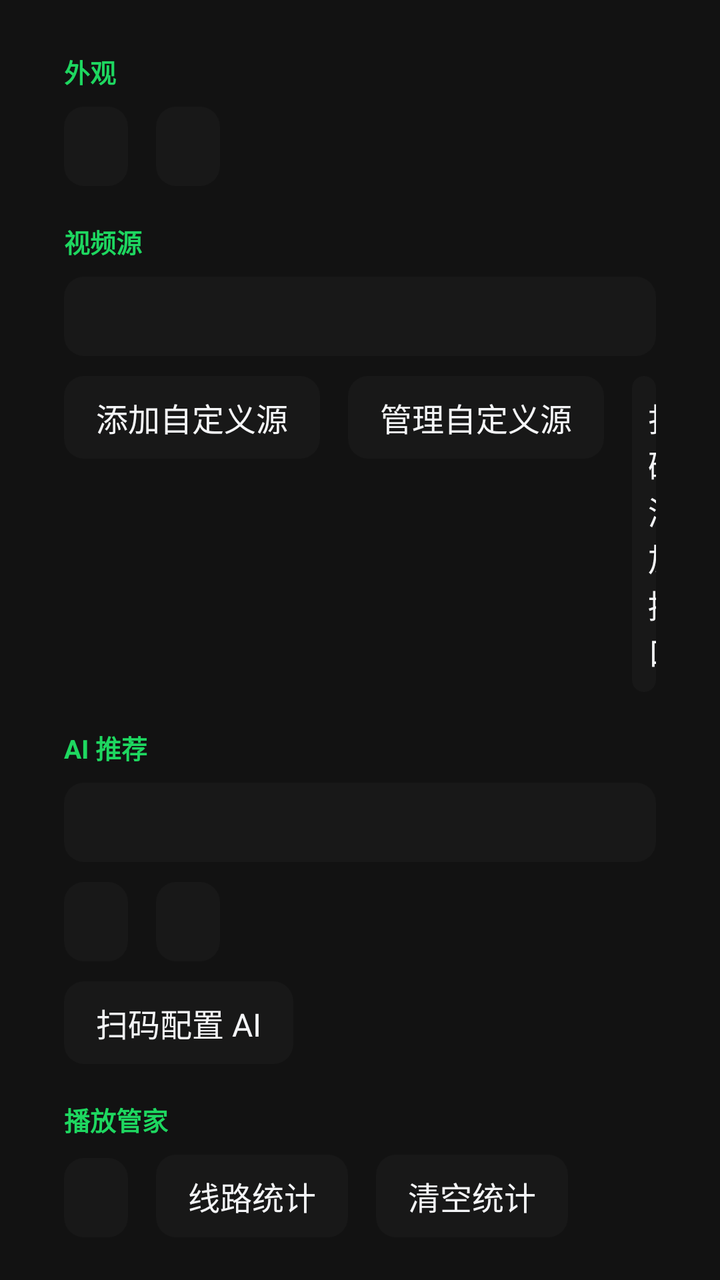
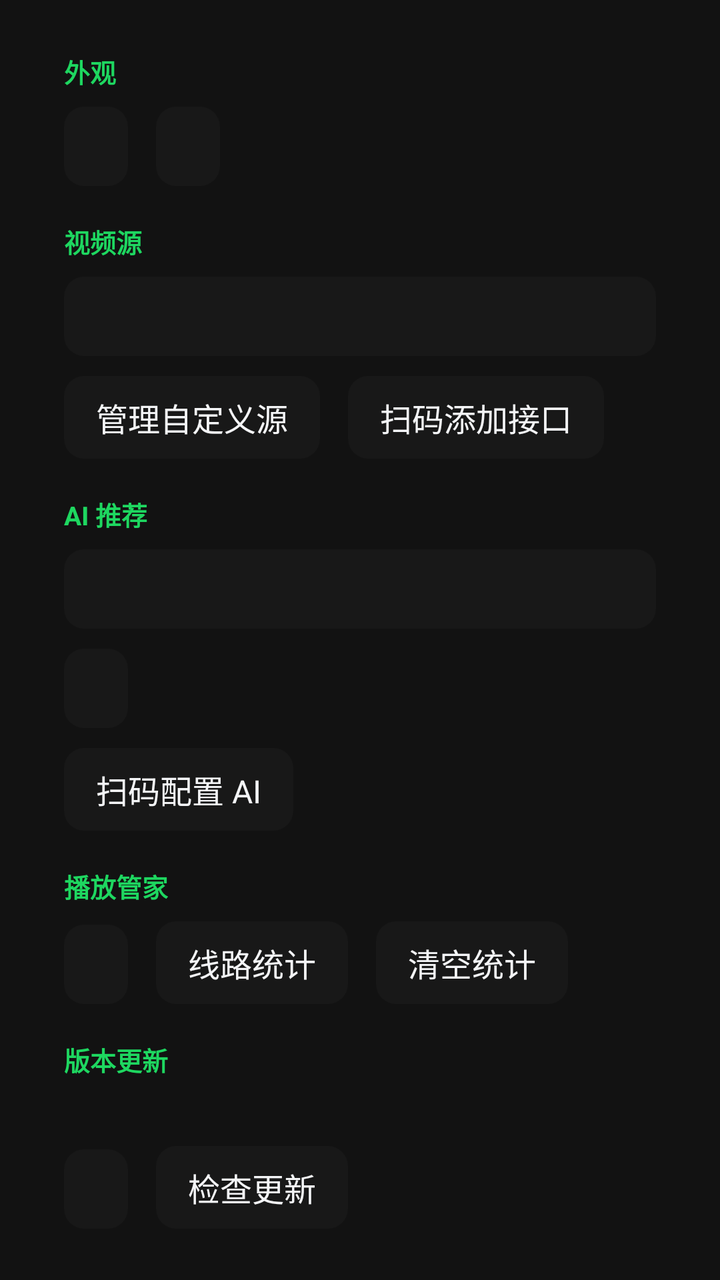

Compare the two renders of this Android layout. The source of the first and the diff that turns it into the second are given below.
<!-- AndroidManifest.xml: application theme Theme.TvBox -->
<!-- res/layout/fragment_settings.xml -->
<?xml version="1.0" encoding="utf-8"?>
<ScrollView xmlns:android="http://schemas.android.com/apk/res/android"
    android:id="@+id/settings_scroll"
    android:layout_width="match_parent"
    android:layout_height="match_parent"
    android:fillViewport="true"
    android:scrollbars="none">

    <LinearLayout
        android:layout_width="match_parent"
        android:layout_height="wrap_content"
        android:orientation="vertical"
        android:paddingLeft="32dp"
        android:paddingRight="32dp"
        android:paddingTop="8dp"
        android:paddingBottom="24dp">

        
        <TextView
            style="@style/SettingsSectionHeader"
            android:text="@string/appearance" />

        <LinearLayout
            android:layout_width="match_parent"
            android:layout_height="wrap_content"
            android:orientation="horizontal">

            <TextView
                android:id="@+id/settings_theme"
                style="@style/Widget.Tv.NavButton"
                android:layout_width="wrap_content"
                android:layout_height="wrap_content" />

            <TextView
                android:id="@+id/settings_font"
                style="@style/Widget.Tv.NavButton"
                android:layout_width="wrap_content"
                android:layout_height="wrap_content"
                android:layout_marginLeft="14dp" />
        </LinearLayout>

        
        <TextView
            style="@style/SettingsSectionHeader"
            android:text="@string/video_sources" />

        <TextView
            android:id="@+id/settings_api"
            style="@style/Widget.Tv.NavButton"
            android:layout_width="match_parent"
            android:layout_height="wrap_content"
            android:ellipsize="end"
            android:gravity="left|center_vertical"
            android:maxLines="1" />

        <LinearLayout
            android:layout_width="match_parent"
            android:layout_height="wrap_content"
            android:layout_marginTop="10dp"
            android:orientation="horizontal">

            <TextView
                android:id="@+id/settings_api_add"
                style="@style/Widget.Tv.NavButton"
                android:layout_width="wrap_content"
                android:layout_height="wrap_content"
                android:text="@string/add_custom_source" />

            <TextView
                android:id="@+id/settings_api_manage"
                style="@style/Widget.Tv.NavButton"
                android:layout_width="wrap_content"
                android:layout_height="wrap_content"
                android:layout_marginLeft="14dp"
                android:text="@string/manage_custom_sources" />

            <TextView
                android:id="@+id/settings_api_qr"
                style="@style/Widget.Tv.NavButton"
                android:layout_width="wrap_content"
                android:layout_height="wrap_content"
                android:layout_marginLeft="14dp"
                android:text="@string/qr_add_source" />
        </LinearLayout>

        
        <TextView
            style="@style/SettingsSectionHeader"
            android:text="@string/ai_recommend" />

        <TextView
            android:id="@+id/settings_ai_provider"
            style="@style/Widget.Tv.NavButton"
            android:layout_width="match_parent"
            android:layout_height="wrap_content"
            android:ellipsize="end"
            android:gravity="left|center_vertical"
            android:maxLines="1" />

        <LinearLayout
            android:layout_width="match_parent"
            android:layout_height="wrap_content"
            android:layout_marginTop="10dp"
            android:orientation="horizontal">

            <TextView
                android:id="@+id/settings_ai_model"
                style="@style/Widget.Tv.NavButton"
                android:layout_width="wrap_content"
                android:layout_height="wrap_content"
                android:ellipsize="end"
                android:maxLines="1" />

            <TextView
                android:id="@+id/settings_ai_key"
                style="@style/Widget.Tv.NavButton"
                android:layout_width="wrap_content"
                android:layout_height="wrap_content"
                android:layout_marginLeft="14dp" />
        </LinearLayout>

        <TextView
            android:id="@+id/settings_ai_qr"
            style="@style/Widget.Tv.NavButton"
            android:layout_width="wrap_content"
            android:layout_height="wrap_content"
            android:layout_marginTop="10dp"
            android:text="@string/qr_ai_title" />

        
        <TextView
            style="@style/SettingsSectionHeader"
            android:text="@string/playback_manager" />

        <LinearLayout
            android:layout_width="match_parent"
            android:layout_height="wrap_content"
            android:orientation="horizontal">

            <TextView
                android:id="@+id/settings_auto_line"
                style="@style/Widget.Tv.NavButton"
                android:layout_width="wrap_content"
                android:layout_height="wrap_content" />

            <TextView
                android:id="@+id/settings_stats"
                style="@style/Widget.Tv.NavButton"
                android:layout_width="wrap_content"
                android:layout_height="wrap_content"
                android:layout_marginLeft="14dp"
                android:text="@string/line_stats" />

            <TextView
                android:id="@+id/settings_stats_clear"
                style="@style/Widget.Tv.NavButton"
                android:layout_width="wrap_content"
                android:layout_height="wrap_content"
                android:layout_marginLeft="14dp"
                android:text="@string/clear_stats" />
        </LinearLayout>

        
        <TextView
            style="@style/SettingsSectionHeader"
            android:text="@string/version_update" />

        <TextView
            android:id="@+id/settings_version"
            android:layout_width="match_parent"
            android:layout_height="wrap_content"
            android:layout_marginBottom="8dp"
            android:textColor="@color/text_secondary"
            android:textSize="13sp" />

        <LinearLayout
            android:layout_width="match_parent"
            android:layout_height="wrap_content"
            android:orientation="horizontal">

            <TextView
                android:id="@+id/settings_check_toggle"
                style="@style/Widget.Tv.NavButton"
                android:layout_width="wrap_content"
                android:layout_height="wrap_content" />

            <TextView
                android:id="@+id/settings_update_action"
                style="@style/Widget.Tv.NavButton"
                android:layout_width="wrap_content"
                android:layout_height="wrap_content"
                android:layout_marginLeft="14dp"
                android:text="@string/check_update" />
        </LinearLayout>

        <ProgressBar
            android:id="@+id/settings_ota_progress"
            style="?android:attr/progressBarStyleHorizontal"
            android:layout_width="match_parent"
            android:layout_height="wrap_content"
            android:layout_marginTop="10dp"
            android:max="100"
            android:progress="0"
            android:visibility="gone" />

        <TextView
            android:id="@+id/settings_ota_status"
            android:layout_width="match_parent"
            android:layout_height="wrap_content"
            android:layout_marginTop="6dp"
            android:textColor="@color/text_secondary"
            android:textSize="13sp"
            android:visibility="gone" />

        <LinearLayout
            android:id="@+id/settings_extension_services"
            android:layout_width="match_parent"
            android:layout_height="wrap_content"
            android:orientation="vertical"
            android:visibility="gone">

            
            <TextView
                style="@style/SettingsSectionHeader"
                android:text="@string/extension_services" />

            <LinearLayout
                android:layout_width="match_parent"
                android:layout_height="wrap_content"
                android:orientation="horizontal">

                <TextView
                    android:id="@+id/settings_iptv"
                    style="@style/Widget.Tv.NavButton"
                    android:layout_width="0dp"
                    android:layout_height="wrap_content"
                    android:layout_weight="1"
                    android:ellipsize="end"
                    android:gravity="left|center_vertical"
                    android:maxLines="1" />

                <TextView
                    android:id="@+id/settings_iptv_test"
                    style="@style/Widget.Tv.NavButton"
                    android:layout_width="wrap_content"
                    android:layout_height="wrap_content"
                    android:layout_marginLeft="14dp"
                    android:text="@string/test_service" />
            </LinearLayout>

            <LinearLayout
                android:layout_width="match_parent"
                android:layout_height="wrap_content"
                android:layout_marginTop="10dp"
                android:orientation="horizontal">

                <TextView
                    android:id="@+id/settings_platform"
                    style="@style/Widget.Tv.NavButton"
                    android:layout_width="0dp"
                    android:layout_height="wrap_content"
                    android:layout_weight="1"
                    android:ellipsize="end"
                    android:gravity="left|center_vertical"
                    android:maxLines="1" />

                <TextView
                    android:id="@+id/settings_platform_test"
                    style="@style/Widget.Tv.NavButton"
                    android:layout_width="wrap_content"
                    android:layout_height="wrap_content"
                    android:layout_marginLeft="14dp"
                    android:text="@string/test_service" />
            </LinearLayout>
        </LinearLayout>
    </LinearLayout>
</ScrollView>
<!-- resources referenced by this layout -->
<resources>
  <color name="text_secondary">#B3B3B3</color>
  <string name="add_custom_source">添加自定义源</string>
  <string name="ai_recommend">AI 推荐</string>
  <string name="appearance">外观</string>
  <string name="check_update">检查更新</string>
  <string name="clear_stats">清空统计</string>
  <string name="extension_services">扩展服务</string>
  <string name="line_stats">线路统计</string>
  <string name="manage_custom_sources">管理自定义源</string>
  <string name="playback_manager">播放管家</string>
  <string name="qr_add_source">扫码添加接口</string>
  <string name="qr_ai_title">扫码配置 AI</string>
  <string name="test_service">测试</string>
  <string name="version_update">版本更新</string>
  <string name="video_sources">视频源</string>
  <style name="SettingsSectionHeader" parent="">
          <item name="android:layout_width">wrap_content</item>
          <item name="android:layout_height">wrap_content</item>
          <item name="android:textColor">@color/accent</item>
          <item name="android:textSize">13sp</item>
          <item name="android:textStyle">bold</item>
          <item name="android:layout_marginTop">18dp</item>
          <item name="android:layout_marginBottom">8dp</item>
      </style>
  <style name="Widget.Tv.NavButton" parent="">
          <item name="android:background">@drawable/bg_nav_button</item>
          <item name="android:textColor">@color/text_primary</item>
          <item name="android:textSize">16sp</item>
          <item name="android:paddingLeft">16dp</item>
          <item name="android:paddingRight">16dp</item>
          <item name="android:paddingTop">9dp</item>
          <item name="android:paddingBottom">9dp</item>
          <item name="android:focusable">true</item>
          <item name="android:clickable">true</item>
          <item name="android:gravity">center</item>
      </style>
  <style name="Theme.TvBox" parent="Theme.AppCompat.NoActionBar">
          <item name="android:windowBackground">@color/screen_bg</item>
          <item name="android:colorBackground">@color/screen_bg</item>
          <item name="colorAccent">@color/accent</item>
          <item name="android:textColorPrimary">@color/text_primary</item>
          <item name="android:textColorSecondary">@color/text_secondary</item>
      </style>
  <color name="accent">#1ED760</color>
  <!-- drawable bg_nav_button (drawable) -->
  <?xml version="1.0" encoding="utf-8"?>
  <selector xmlns:android="http://schemas.android.com/apk/res/android">
      <item android:state_focused="true">
          <shape android:shape="rectangle">
              <solid android:color="@color/card_bg_secondary" />
              <stroke android:width="3dp" android:color="@color/focus_stroke" />
              <corners android:radius="10dp" />
          </shape>
      </item>
      <item android:state_selected="true">
          <shape android:shape="rectangle">
              <solid android:color="@color/accent_soft" />
              <stroke android:width="1dp" android:color="@color/accent_dim" />
              <corners android:radius="10dp" />
          </shape>
      </item>
      <item android:state_pressed="true">
          <shape android:shape="rectangle">
              <solid android:color="@color/card_bg_secondary" />
              <corners android:radius="10dp" />
          </shape>
      </item>
      <item>
          <shape android:shape="rectangle">
              <solid android:color="@color/card_bg" />
              <corners android:radius="10dp" />
          </shape>
      </item>
  </selector>
  <color name="text_primary">#F4F5F7</color>
  <color name="screen_bg">#121212</color>
  <color name="card_bg_secondary">#252525</color>
  <color name="focus_stroke">#FFFFFF</color>
  <color name="accent_soft">#331ED760</color>
  <color name="accent_dim">#1DB954</color>
  <color name="card_bg">#181818</color>
</resources>

<!-- the commit's change to res/layout/fragment_settings.xml (unified diff, before → after) -->
@@ -1,4 +1,4 @@
-<?xml version="1.0" encoding="utf-8"?>
+﻿<?xml version="1.0" encoding="utf-8"?>
 <ScrollView xmlns:android="http://schemas.android.com/apk/res/android"
     android:id="@+id/settings_scroll"
     android:layout_width="match_parent"
@@ -60,18 +60,10 @@
             android:orientation="horizontal">
 
             <TextView
-                android:id="@+id/settings_api_add"
-                style="@style/Widget.Tv.NavButton"
-                android:layout_width="wrap_content"
-                android:layout_height="wrap_content"
-                android:text="@string/add_custom_source" />
-
-            <TextView
                 android:id="@+id/settings_api_manage"
                 style="@style/Widget.Tv.NavButton"
                 android:layout_width="wrap_content"
                 android:layout_height="wrap_content"
-                android:layout_marginLeft="14dp"
                 android:text="@string/manage_custom_sources" />
 
             <TextView
@@ -104,19 +96,10 @@
             android:orientation="horizontal">
 
             <TextView
-                android:id="@+id/settings_ai_model"
-                style="@style/Widget.Tv.NavButton"
-                android:layout_width="wrap_content"
-                android:layout_height="wrap_content"
-                android:ellipsize="end"
-                android:maxLines="1" />
-
-            <TextView
                 android:id="@+id/settings_ai_key"
                 style="@style/Widget.Tv.NavButton"
                 android:layout_width="wrap_content"
-                android:layout_height="wrap_content"
-                android:layout_marginLeft="14dp" />
+                android:layout_height="wrap_content" />
         </LinearLayout>
 
         <TextView
<!-- resource entries referenced after the edit -->
@@ -1,7 +1,6 @@
 <!-- resources referenced by this layout -->
 <resources>
   <color name="text_secondary">#B3B3B3</color>
-  <string name="add_custom_source">添加自定义源</string>
   <string name="ai_recommend">AI 推荐</string>
   <string name="appearance">外观</string>
   <string name="check_update">检查更新</string>
